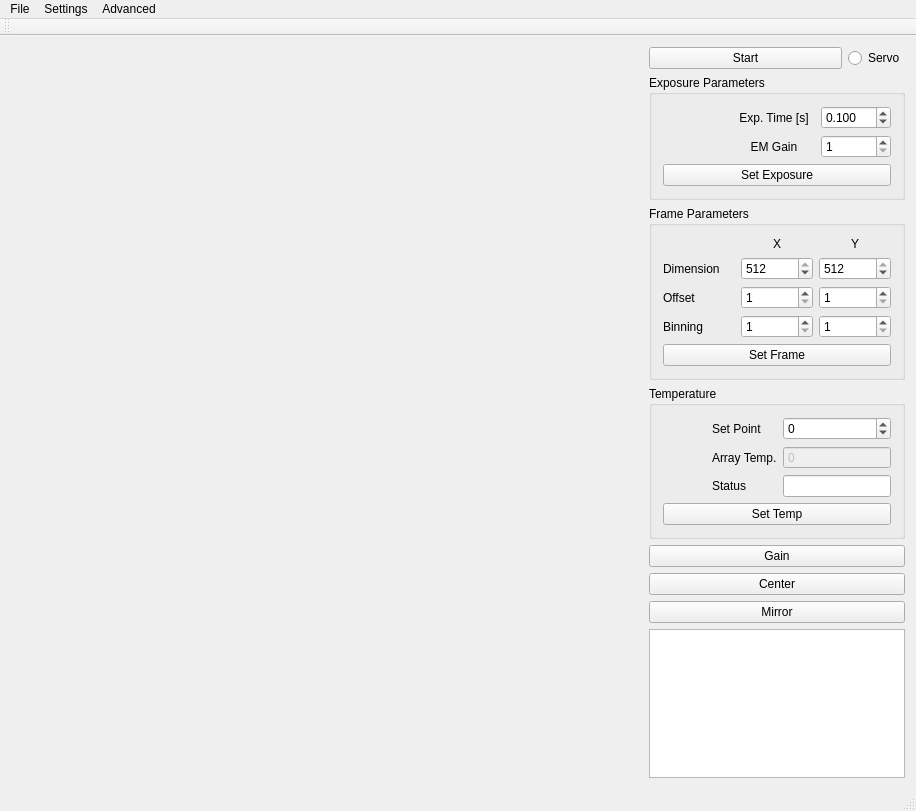
Qt form src/fttMainWindow.ui (tmccrack/cameraLibrary) before a commit.
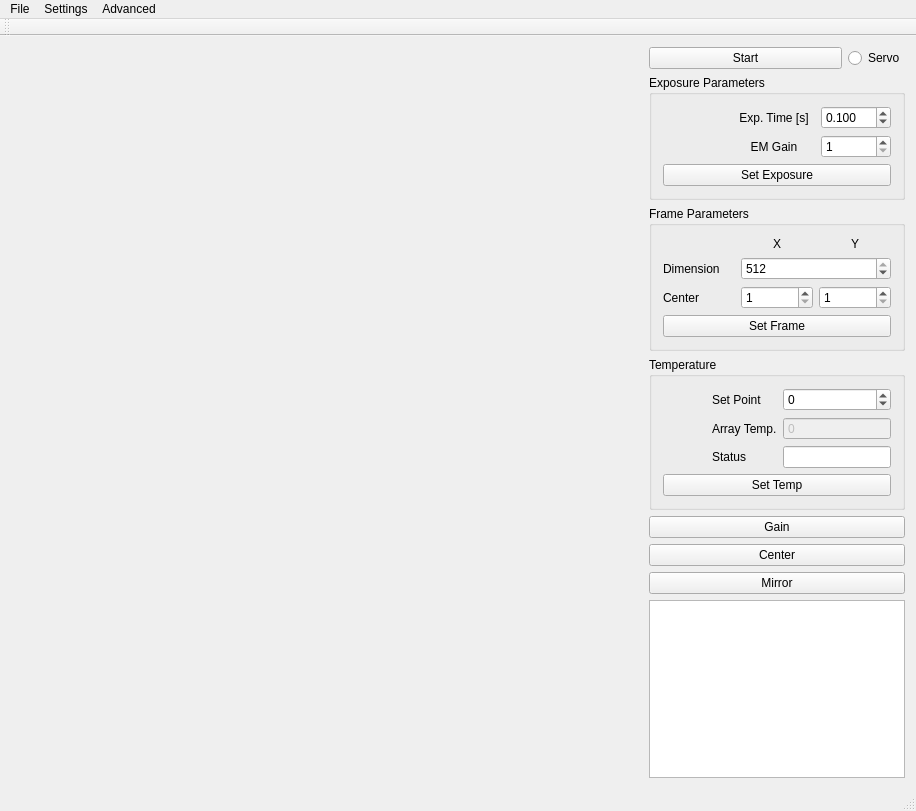
The same form after that commit.

Diff of the .ui file:
```diff
--- a/src/fttMainWindow.ui
+++ b/src/fttMainWindow.ui
@@ -194,8 +194,25 @@
         <layout class="QVBoxLayout" name="verticalLayout_2">
          <item>
           <layout class="QGridLayout" name="glFrame">
-           <item row="1" column="1">
-            <widget class="QSpinBox" name="spb_XDim">
+           <item row="2" column="0">
+            <widget class="QLabel" name="lbl_Center">
+             <property name="text">
+              <string>Center</string>
+             </property>
+            </widget>
+           </item>
+           <item row="0" column="2">
+            <widget class="QLabel" name="lbl_Y">
+             <property name="text">
+              <string>Y</string>
+             </property>
+             <property name="alignment">
+              <set>Qt::AlignCenter</set>
+             </property>
+            </widget>
+           </item>
+           <item row="1" column="1" colspan="2">
+            <widget class="QSpinBox" name="spb_Dim">
              <property name="toolTip">
               <string>Horizontal dimension</string>
              </property>
@@ -217,13 +234,6 @@
              </property>
             </widget>
            </item>
-           <item row="3" column="0">
-            <widget class="QLabel" name="lbl_Binning">
-             <property name="text">
-              <string>Binning</string>
-             </property>
-            </widget>
-           </item>
            <item row="0" column="1">
             <widget class="QLabel" name="lbl_X">
              <property name="text">
@@ -234,22 +244,6 @@
              </property>
             </widget>
            </item>
-           <item row="1" column="2">
-            <widget class="QSpinBox" name="spb_YDim">
-             <property name="toolTip">
-              <string>Vertical dimension</string>
-             </property>
-             <property name="minimum">
-              <number>1</number>
-             </property>
-             <property name="maximum">
-              <number>512</number>
-             </property>
-             <property name="value">
-              <number>512</number>
-             </property>
-            </widget>
-           </item>
            <item row="2" column="1">
             <widget class="QSpinBox" name="spb_XOffs">
              <property name="toolTip">
@@ -276,49 +270,6 @@
              </property>
             </widget>
            </item>
-           <item row="3" column="1">
-            <widget class="QSpinBox" name="spb_XBin">
-             <property name="toolTip">
-              <string>Horizontal pixel binning</string>
-             </property>
-             <property name="minimum">
-              <number>1</number>
-             </property>
-             <property name="maximum">
-              <number>512</number>
-             </property>
-            </widget>
-           </item>
-           <item row="2" column="0">
-            <widget class="QLabel" name="lbl_Offset">
-             <property name="text">
-              <string>Offset</string>
-             </property>
-            </widget>
-           </item>
-           <item row="0" column="2">
-            <widget class="QLabel" name="lbl_Y">
-             <property name="text">
-              <string>Y</string>
-             </property>
-             <property name="alignment">
-              <set>Qt::AlignCenter</set>
-             </property>
-            </widget>
-           </item>
-           <item row="3" column="2">
-            <widget class="QSpinBox" name="spb_YBin">
-             <property name="toolTip">
-              <string>Vertical pixel binning</string>
-             </property>
-             <property name="minimum">
-              <number>1</number>
-             </property>
-             <property name="maximum">
-              <number>512</number>
-             </property>
-            </widget>
-           </item>
           </layout>
          </item>
          <item>
```
Left out of the diff: 21 changed lines with no effect on the pictures.
